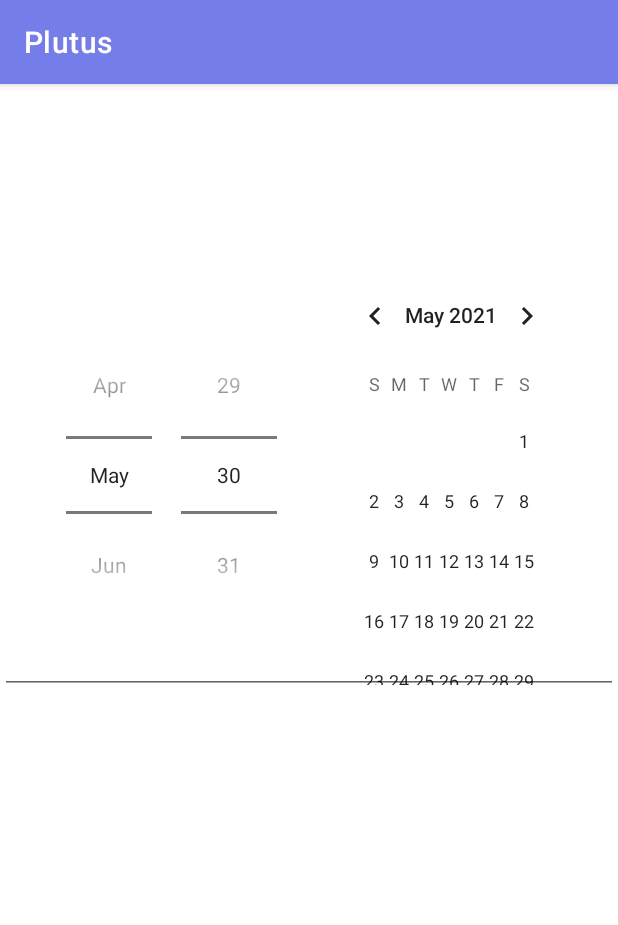
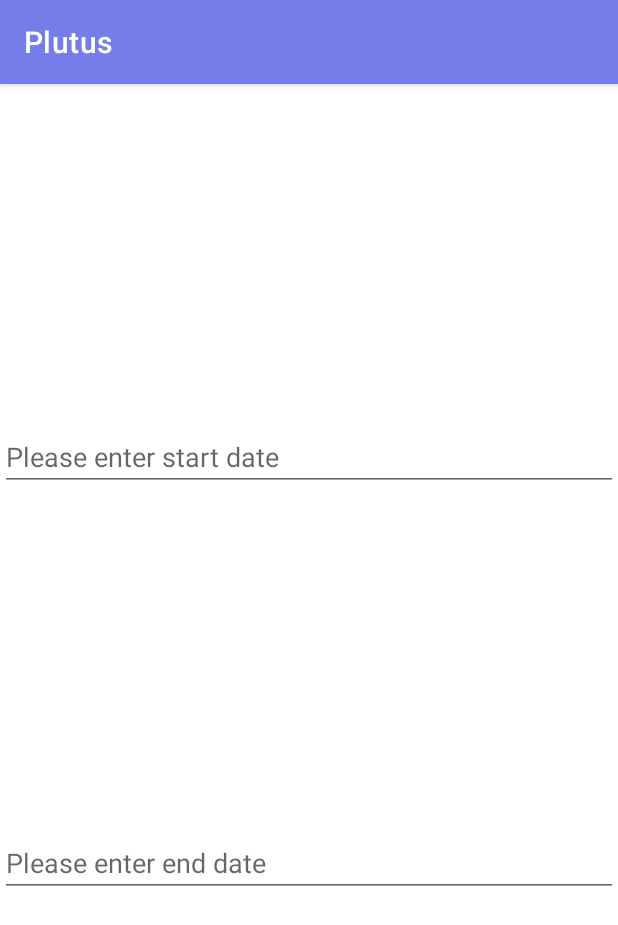
Before and after one commit to Carkzis/Plutus, an Android app: the DateCalcFragment screen opened through its navigation route, on a phone screen of 412 x 824 dp. Shown: the top 925 px of the screen. Run offline under Robolectric (Android 15) with nearby library versions, the phone set to English and light mode, and no system bars; our stand-ins replace data binding, navigation-ui; libraries missing offline, so code that uses them is left out: androidx.core.content.

Commit message:
Added data picker dialogues for start and end dates of date calculator

```diff
--- a/app/build.gradle
+++ b/app/build.gradle
@@ -16,7 +16,7 @@ android {
 
     defaultConfig {
         applicationId "com.example.android.plutus"
-        minSdkVersion 19
+        minSdkVersion 24
         targetSdkVersion 30
         versionCode 1
         versionName "1.0"
--- a/app/src/main/java/com/example/android/plutus/DateCalcFragment.kt
+++ b/app/src/main/java/com/example/android/plutus/DateCalcFragment.kt
@@ -1,5 +1,6 @@
 package com.example.android.plutus
 
+import android.app.DatePickerDialog
 import android.os.Bundle
 import androidx.fragment.app.Fragment
 import android.view.LayoutInflater
@@ -7,6 +8,7 @@ import android.view.View
 import android.view.ViewGroup
 import androidx.fragment.app.viewModels
 import com.example.android.plutus.databinding.FragmentDateCalcBinding
+import java.util.*
 
 class DateCalcFragment : Fragment() {
 
@@ -14,14 +16,53 @@ class DateCalcFragment : Fragment() {
         DateCalcViewModelFactory()
     }
 
-    private lateinit var dataBinding: FragmentDateCalcBinding
+    private lateinit var viewDataBinding: FragmentDateCalcBinding
 
     override fun onCreateView(
         inflater: LayoutInflater, container: ViewGroup?,
         savedInstanceState: Bundle?
     ): View? {
-        // Inflate the layout for this fragment
-        return inflater.inflate(R.layout.fragment_date_calc, container, false)
+        viewDataBinding = FragmentDateCalcBinding.inflate(inflater, container, false).apply {
+            dateCalcViewModel = viewModel
+            lifecycleOwner = viewLifecycleOwner
+        }
+
+        return viewDataBinding.root
+
+    }
+
+    override fun onViewCreated(view: View, savedInstanceState: Bundle?) {
+        super.onViewCreated(view, savedInstanceState)
+
+        setUpStartDateDialog()
+        setUpEndDateDialog()
+
+    }
+
+    private fun setUpStartDateDialog() {
+        viewDataBinding.startDateEdittext.setOnClickListener {
+            val calendar: Calendar = Calendar.getInstance()
+            val year = calendar.get(Calendar.YEAR)
+            val month = calendar.get(Calendar.MONTH)
+            val day = calendar.get(Calendar.DAY_OF_MONTH)
+            DatePickerDialog(requireContext(), {
+                view, y, m, d ->
+                    viewModel.setStartDate(y, m, d)
+            }, year, month, day).show()
+        }
+    }
+
+    private fun setUpEndDateDialog() {
+        viewDataBinding.endDateEdittext.setOnClickListener {
+            val calendar: Calendar = Calendar.getInstance()
+            val year = calendar.get(Calendar.YEAR)
+            val month = calendar.get(Calendar.MONTH)
+            val day = calendar.get(Calendar.DAY_OF_MONTH)
+            DatePickerDialog(requireContext(), {
+                    view, y, m, d ->
+                viewModel.setEndDate(y, m, d)
+            }, year, month, day).show()
+        }
     }
 
 }
--- a/app/src/main/java/com/example/android/plutus/DateCalcViewModel.kt
+++ b/app/src/main/java/com/example/android/plutus/DateCalcViewModel.kt
@@ -1,10 +1,27 @@
 package com.example.android.plutus
 
+import androidx.lifecycle.LiveData
+import androidx.lifecycle.MutableLiveData
 import androidx.lifecycle.ViewModel
 import androidx.lifecycle.ViewModelProvider
 
 class DateCalcViewModel : ViewModel() {
 
+    private val _startDateInfo = MutableLiveData("")
+    val startDateInfo: LiveData<String>
+        get() = _startDateInfo
+
+    private val _endDateInfo = MutableLiveData("")
+    val endDateInfo: LiveData<String>
+        get() = _endDateInfo
+
+    fun setStartDate(year: Int, month: Int, day: Int) {
+        _startDateInfo.value = "$day/$month/$year"
+    }
+
+    fun setEndDate(year: Int, month: Int, day: Int) {
+        _endDateInfo.value = "$day/$month/$year"
+    }
 }
 
 @Suppress("UNCHECKED_CAST")
--- a/app/src/main/java/com/example/android/plutus/Extensions.kt
+++ b/app/src/main/java/com/example/android/plutus/Extensions.kt
@@ -23,3 +23,9 @@ fun Context.showToast(message: String) {
         show()
     }
 }
+
+fun Context.showCalendar(message: String) {
+    Toast.makeText(this, message, Toast.LENGTH_SHORT).run {
+        show()
+    }
+}
--- a/app/src/main/res/layout/fragment_date_calc.xml
+++ b/app/src/main/res/layout/fragment_date_calc.xml
@@ -18,26 +18,40 @@
         android:layout_height="match_parent"
         tools:context=".DateCalcFragment">
 
-        <DatePicker
-            android:layout_width="352dp"
-            android:layout_height="527dp"
-            android:datePickerMode="spinner"
-            app:layout_constraintBottom_toBottomOf="parent"
+        <EditText
+            android:id="@+id/start_date_edittext"
+            android:layout_width="0dp"
+            android:layout_height="wrap_content"
+            android:clickable="false"
+            android:cursorVisible="false"
+            android:focusable="false"
+            android:focusableInTouchMode="false"
+            android:hint="@string/start_date_hint"
+            android:importantForAutofill="no"
+            android:inputType="date"
+            android:text="@{String.valueOf(dateCalcViewModel.startDateInfo)}"
+            app:layout_constraintBottom_toTopOf="@+id/end_date_edittext"
             app:layout_constraintEnd_toEndOf="parent"
-            app:layout_constraintHorizontal_bias="0.728"
             app:layout_constraintStart_toStartOf="parent"
             app:layout_constraintTop_toTopOf="parent" />
 
         <EditText
-            android:id="@+id/editTextDate"
+            android:id="@+id/end_date_edittext"
             android:layout_width="0dp"
             android:layout_height="wrap_content"
-            android:ems="10"
+            android:clickable="false"
+            android:cursorVisible="false"
+            android:focusable="false"
+            android:focusableInTouchMode="false"
+            android:hint="@string/end_date_hint"
             android:inputType="date"
+            android:text="@{String.valueOf(dateCalcViewModel.endDateInfo)}"
             app:layout_constraintBottom_toBottomOf="parent"
             app:layout_constraintEnd_toEndOf="parent"
+            app:layout_constraintHorizontal_bias="0.0"
             app:layout_constraintStart_toStartOf="parent"
-            app:layout_constraintTop_toTopOf="parent" />
+            app:layout_constraintTop_toBottomOf="@+id/start_date_edittext"
+            android:importantForAutofill="no" />
 
     </androidx.constraintlayout.widget.ConstraintLayout>
 
--- a/app/src/main/res/values/strings.xml
+++ b/app/src/main/res/values/strings.xml
@@ -21,4 +21,6 @@
     <string name="no_pension_toast">You need to enter a pension!</string>
     <string name="no_cf_toast">You need to enter a commutation factor!</string>
     <string name="pension_cf_zero_toast">The pension and commutation factors can\'t be 0!</string>
+    <string name="start_date_hint">Please enter start date</string>
+    <string name="end_date_hint">Please enter end date</string>
 </resources>
```
